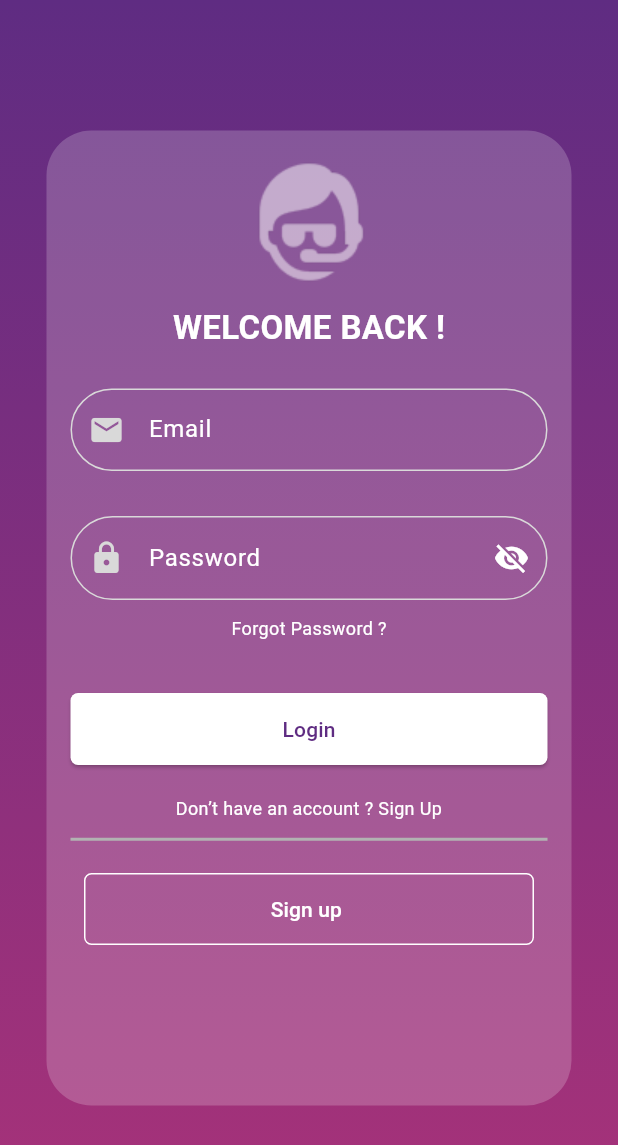
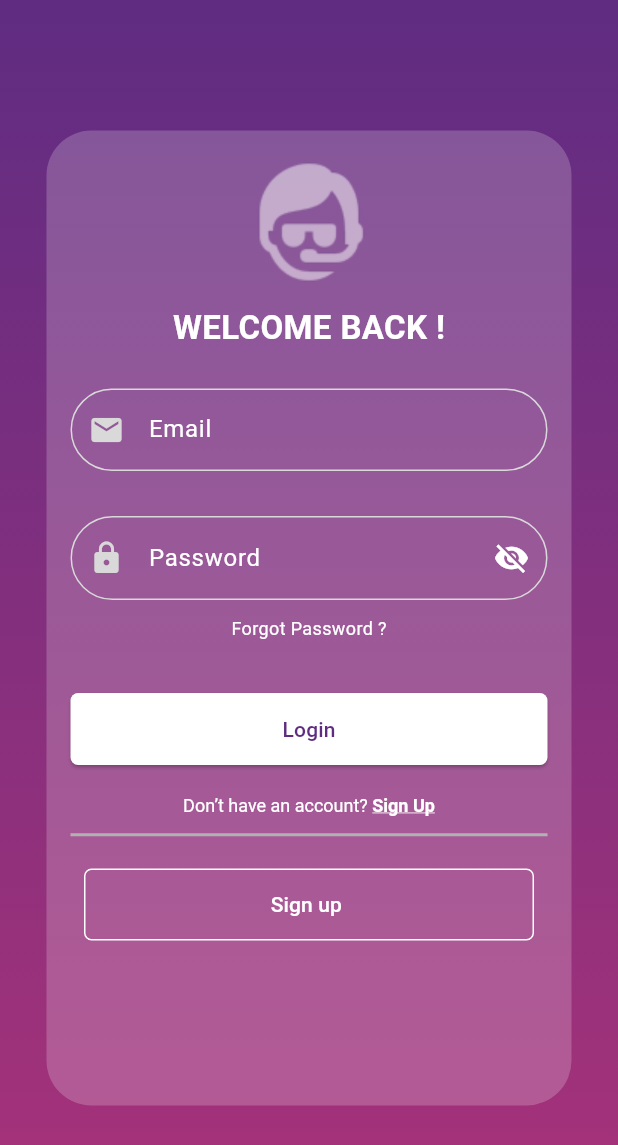
Before and after one commit to DevloperMahak/AI_Project, a Flutter app: the screen it shows after launch, on a phone screen of 412 x 824 dp. Shown: the top 1145 px of the screen. Run offline on Flutter 3.47's test engine with Material 3 defaults, Android fonts, the phone set to English and light mode, and no system bars; our stand-ins replace animated_bottom_navigation_bar, flutter_tts, image_picker, shared_preferences, socket_io_client, speech_to_text; missing offline and left inert: flutter_exif_rotation.

Commit message:
Some changes

```diff
--- a/lib/chat.dart
+++ b/lib/chat.dart
@@ -107,6 +107,7 @@ class _ChatPageState extends State<ChatPage> {
         resizeToAvoidBottomInset: true, // ✅ Ensures layout adjusts with keyboard
         appBar: AppBar(
           title: const Text('Student Chat'),
+          centerTitle: true,
           backgroundColor: Color(0xff5F2C82),
           foregroundColor: Colors.white,
           flexibleSpace: Container(
--- a/lib/login.dart
+++ b/lib/login.dart
@@ -1,8 +1,10 @@
 import 'dart:convert';
+import 'package:ask_my_tutor/forgotPassword.dart';
 import 'package:ask_my_tutor/main_screen.dart';
 import 'package:ask_my_tutor/signUp.dart';
 import 'package:ask_my_tutor/uihelper.dart';
 import 'package:ask_my_tutor/url.dart';
+import 'package:flutter/gestures.dart';
 import 'package:flutter/material.dart';
 import 'package:http/http.dart' as http;
 import 'package:shared_preferences/shared_preferences.dart';
@@ -168,7 +170,12 @@ class LoginPageState extends State<LoginPage> {
                         Align(
                           alignment: Alignment.center,
                           child: InkWell(
-                            onTap: () {},
+                            onTap: () {
+                              Navigator.push(
+                                context,
+                                MaterialPageRoute(builder: (context) => const ForgotPasswordPage()),
+                              );
+                            },
                             onDoubleTap: () {
                               print("tapped");
                             },
@@ -186,11 +193,29 @@ class LoginPageState extends State<LoginPage> {
                         }, "Login"),
 
                         const SizedBox(height: 10),
-                        const Text(
-                          "Don’t have an account ? Sign Up",
-                          textAlign: TextAlign.center,
-                          style: TextStyle(fontSize: 12,color: Colors.white),
+                        RichText(
+                          text: TextSpan(
+                            text: "Don’t have an account? ",
+                            style: TextStyle(fontSize: 12, color: Colors.white),
+                            children: [
+                              TextSpan(
+                                text: "Sign Up",
+                                style: TextStyle(
+                                  fontWeight: FontWeight.bold,
+                                  decoration: TextDecoration.underline,
+                                ),
+                                recognizer: TapGestureRecognizer()
+                                  ..onTap = () {
+                                    Navigator.push(
+                                      context,
+                                      MaterialPageRoute(builder: (context) => const SignUpPage()),
+                                    );
+                                  },
+                              ),
+                            ],
+                          ),
                         ),
+
                         const SizedBox(height: 10),
                         const Divider(
                           height: 5,
```
Also changed, not shown: lib/home.dart (+17 -1 lines), lib/signUp.dart (+23 -5 lines).
